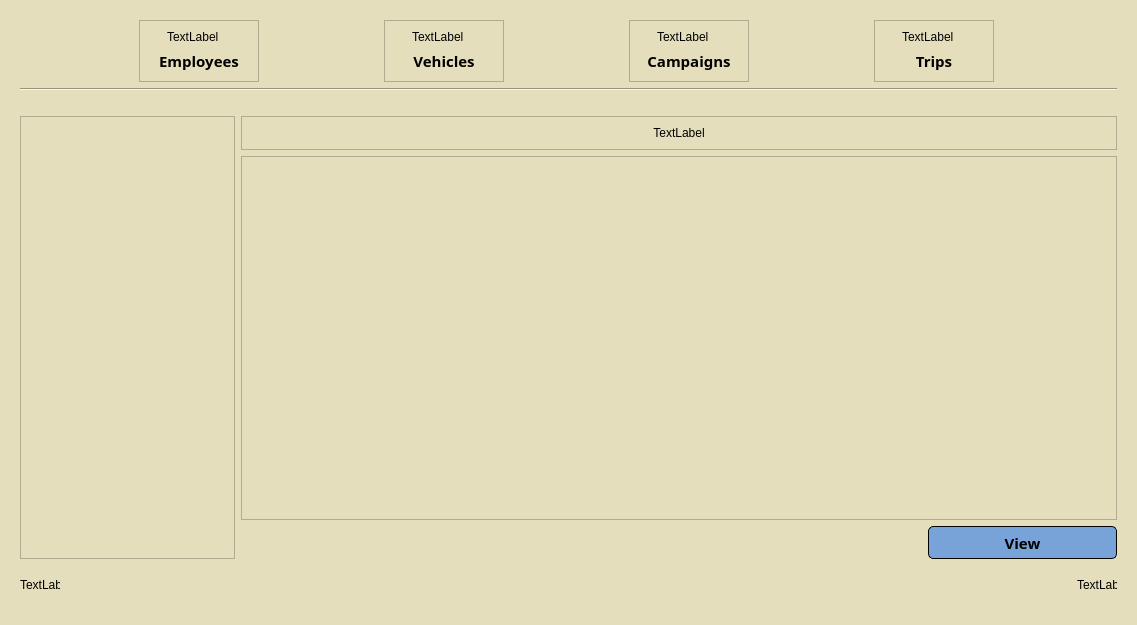
The window that ui/main.ui (YassineBaghdadi/TransportingPlanning) describes before a commit, drawn with Qt 5.
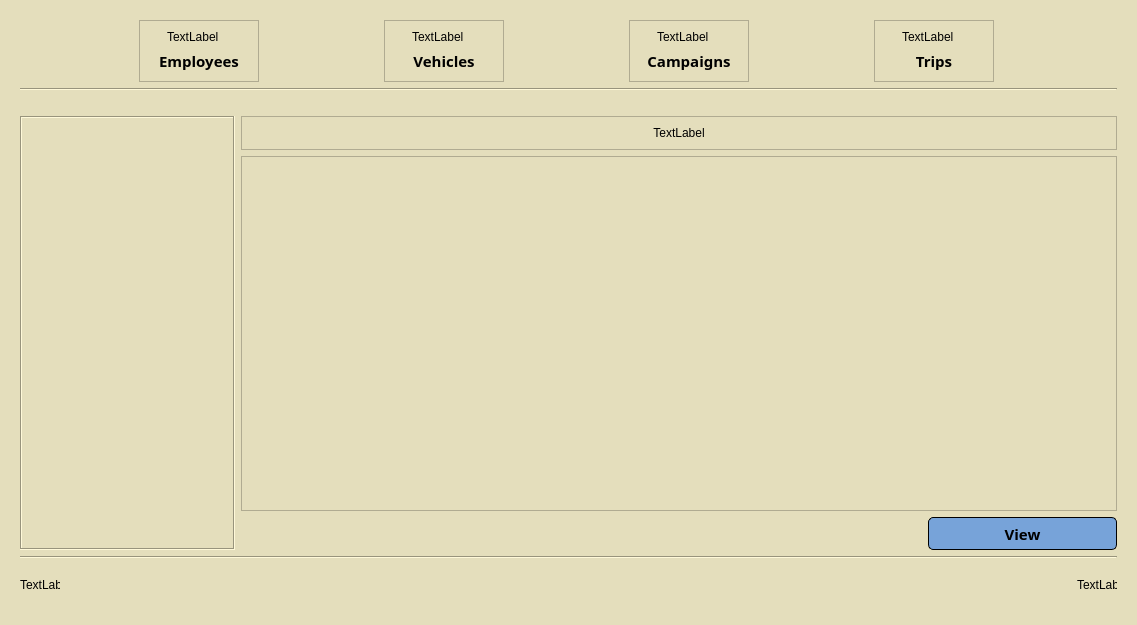
The same window after the commit.

The edit to the form file:
```diff
--- a/ui/main.ui
+++ b/ui/main.ui
@@ -860,6 +860,15 @@
          <bold>true</bold>
         </font>
        </property>
+       <property name="frameShape">
+        <enum>QFrame::Box</enum>
+       </property>
+       <property name="frameShadow">
+        <enum>QFrame::Sunken</enum>
+       </property>
+       <property name="lineWidth">
+        <number>1</number>
+       </property>
        <property name="editTriggers">
         <set>QAbstractItemView::NoEditTriggers</set>
        </property>
@@ -875,6 +884,9 @@
        <property name="selectionBehavior">
         <enum>QAbstractItemView::SelectRows</enum>
        </property>
+       <property name="gridStyle">
+        <enum>Qt::DashDotLine</enum>
+       </property>
        <attribute name="horizontalHeaderVisible">
         <bool>false</bool>
        </attribute>
@@ -1014,6 +1026,13 @@
      </item>
     </layout>
    </item>
+   <item>
+    <widget class="Line" name="line_2">
+     <property name="orientation">
+      <enum>Qt::Horizontal</enum>
+     </property>
+    </widget>
+   </item>
    <item>
     <layout class="QHBoxLayout" name="horizontalLayout_7">
      <item>
```
